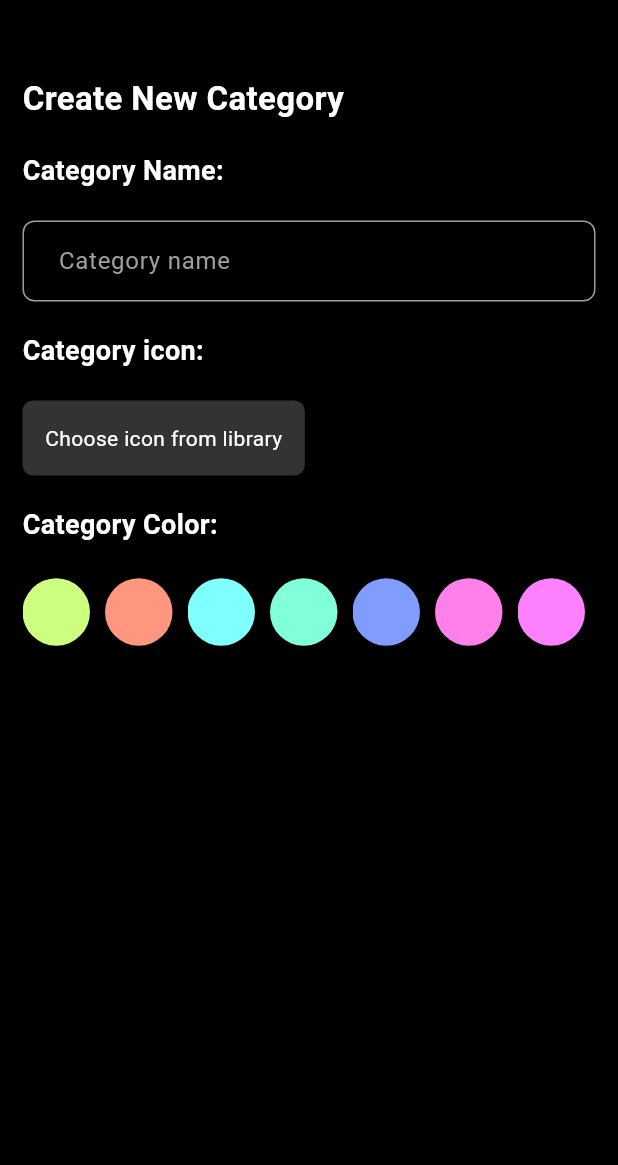
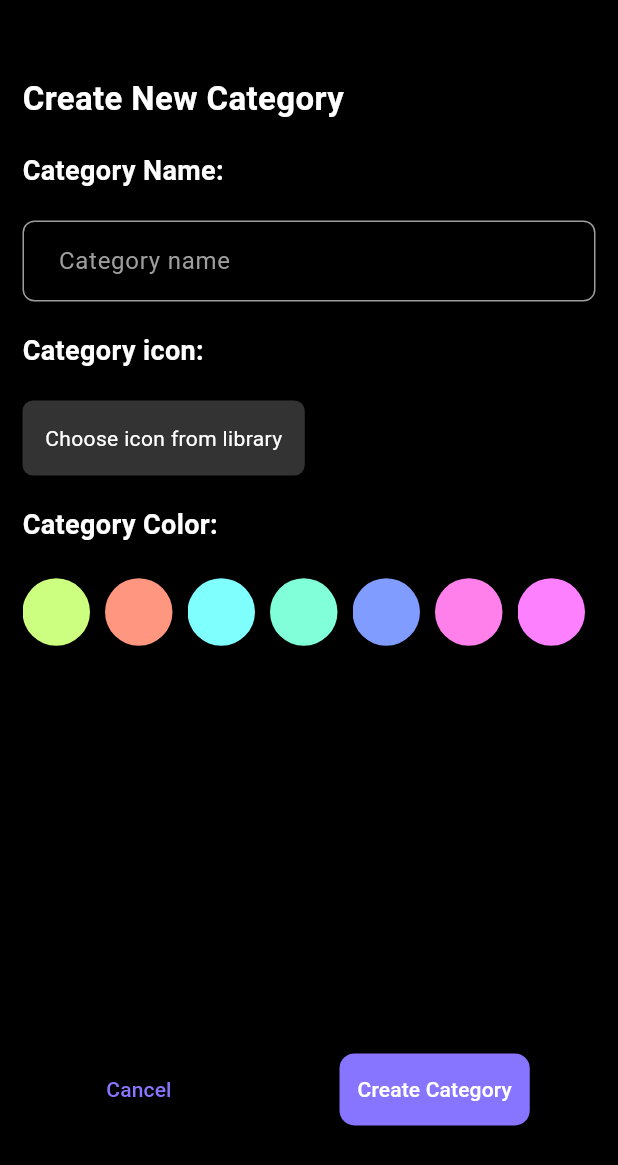
Before and after one commit to Osinmen/todolist, a Flutter app: the AddCategoryScreen screen opened directly, on a phone screen of 412 x 824 dp. Shown: the top 1165 px of the screen. Run offline on Flutter 3.47's test engine with Material 3 defaults, Android fonts, the phone set to English and light mode, and no system bars; our stand-ins replace cloud_firestore, firebase_auth, firebase_core, image_picker, smooth_page_indicator; accounts and stored records are empty.

Commit message:
stuck man!!

```diff
--- a/lib/main.dart
+++ b/lib/main.dart
@@ -56,7 +56,7 @@ class MyApp extends StatelessWidget {
       theme: ThemeData(
         colorScheme: ColorScheme.fromSeed(seedColor: Colors.deepPurple),
       ),
-      home: const AddCategoryScreen()
+      home: const UserProfile()
     );
   }
 }
--- a/lib/pages/add_category_screen.dart
+++ b/lib/pages/add_category_screen.dart
@@ -1,9 +1,12 @@
 import 'package:flutter/material.dart';
 import 'package:provider/provider.dart';
+import 'package:todolist/custom_classes/category_class/category_class.dart';
 import 'package:todolist/custom_classes/icon_class/icon_class.dart';
 import 'package:todolist/extensions/sized_box_extensions.dart';
 import 'package:todolist/gen/assets.gen.dart';
+import 'package:todolist/models/category_model.dart';
 import 'package:todolist/providers/category_color_provider.dart';
+import 'package:todolist/providers/category_provider.dart';
 import 'package:todolist/providers/icon_provider.dart';
 import 'package:todolist/themes/colors.dart';
 import 'package:todolist/themes/textThemes.dart';
@@ -18,10 +21,17 @@ class AddCategoryScreen extends StatefulWidget {
 }
 
 class _AddCategoryScreenState extends State<AddCategoryScreen> {
+  TextEditingController controller = TextEditingController();
+  @override
+  void dispose() {
+    // TODO: implement dispose
+
+    controller.dispose();
+    super.dispose();
+  }
 
   @override
   Widget build(BuildContext context) {
-  final iconProvider = Provider.of<IconProvider>(context);
     return SafeArea(
       child: Scaffold(
         backgroundColor: AppColors.background,
@@ -49,7 +59,7 @@ class _AddCategoryScreenState extends State<AddCategoryScreen> {
                 ),
               ),
               20.height,
-              CategoryTextfield(),
+              CategoryTextfield(controller: controller),
               20.height,
               Text(
                 "Category icon: ",
@@ -60,7 +70,7 @@ class _AddCategoryScreenState extends State<AddCategoryScreen> {
                 ),
               ),
               20.height,
-               GestureDetector(
+              GestureDetector(
                 onTap: () {
                   //implement the fucntionaliuty
                   IconClassLibrary.openIconLibrary(context);
@@ -69,19 +79,27 @@ class _AddCategoryScreenState extends State<AddCategoryScreen> {
                   builder: (context, value, child) {
                     return SizedBox(
                       height: 50,
-                      child: value.selectedIcon  != null ? Container(
-                        padding: const EdgeInsets.symmetric(horizontal: 10, vertical: 6),
-                          decoration: BoxDecoration(
-                            borderRadius: BorderRadius.circular(6),
-                            color: AppColors.textPrimary
-                          ),
-                          child: Icon(value.selectedIcon, color: Colors.white, size: 30,),
-                      ) :const  IconCategoryButton()
+                      child: value.selectedIcon != null
+                          ? Container(
+                              padding: const EdgeInsets.symmetric(
+                                horizontal: 10,
+                                vertical: 6,
+                              ),
+                              decoration: BoxDecoration(
+                                borderRadius: BorderRadius.circular(6),
+                                color: AppColors.textPrimary,
+                              ),
+                              child: Icon(
+                                value.selectedIcon,
+                                color: Colors.white,
+                                size: 30,
+                              ),
+                            )
+                          : const IconCategoryButton(),
                     );
                   },
-
-                )
                 ),
+              ),
               20.height,
               Text(
                 "Category Color: ",
@@ -134,6 +152,50 @@ class _AddCategoryScreenState extends State<AddCategoryScreen> {
                   },
                 ),
               ),
+              const Spacer(),
+              Expanded(
+                child: Row(
+                  mainAxisAlignment: MainAxisAlignment.center,
+                  children: [
+                    TextButton(
+                      onPressed: () {},
+                      child: Text(
+                        "Cancel",
+                        style: TextStyle(color: AppColors.secondaryButtonColor),
+                      ),
+                    ),
+                    100.width,
+                    TextButton(
+                      onPressed: () {
+                        final selectedIcon = context.read<IconProvider>().selectedIcon;
+                        context.read<CategoryProvider>().add(
+                          CategoryModel(
+                            name: controller.text.trim(),
+                            iconPath: selectedIcon != null ? selectedIcon.codePoint.toString() : "",
+                            categoryColor: context
+                                .read<CategoryColorProvider>()
+                                .selectedColor!,
+                          ),
+                        );
+                        CategoryClass.opencatergoryClass(context);
+                      },
+                      style: TextButton.styleFrom(
+                        shape: RoundedRectangleBorder(
+                          borderRadius: BorderRadius.circular(10),
+                        ),
+                        backgroundColor: AppColors.secondaryButtonColor,
+                      ),
+                      child: Padding(
+                        padding: const EdgeInsets.symmetric(vertical: 6),
+                        child: Text(
+                          "Create Category",
+                          style: TextStyle(color: Colors.white),
+                        ),
+                      ),
+                    ),
+                  ],
+                ),
+              ),
             ],
           ),
         ),
--- a/lib/widgets/category_screen_widgets/category_textfield.dart
+++ b/lib/widgets/category_screen_widgets/category_textfield.dart
@@ -1,11 +1,13 @@
 import 'package:flutter/material.dart';
 
 class CategoryTextfield extends StatelessWidget {
-  const CategoryTextfield({super.key});
+  final TextEditingController controller;
+  const CategoryTextfield({super.key, required this.controller});
 
   @override
   Widget build(BuildContext context) {
     return TextField(
+      controller: controller,
       decoration: InputDecoration(
         contentPadding: const EdgeInsets.symmetric(horizontal: 20, vertical: 15 ),
         enabledBorder: outlineInputBorder(),
```
Also changed, not shown: lib/custom_classes/category_class/category_class.dart (+17 -19 lines).
